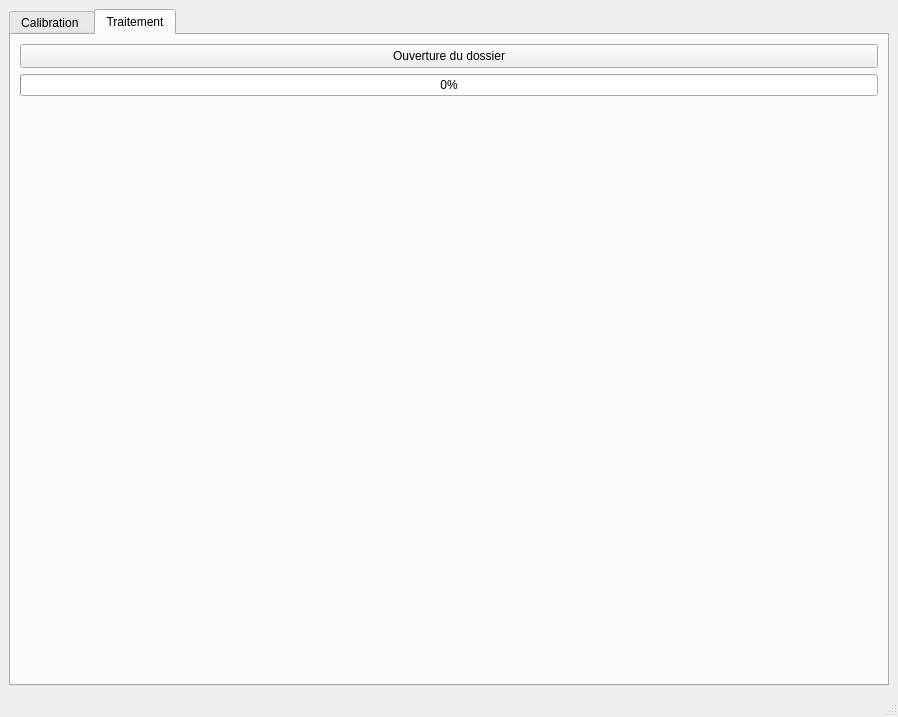
Before: the Qt Designer form mainwindow.ui in siul1400/QT_IET, drawn with Qt 5.
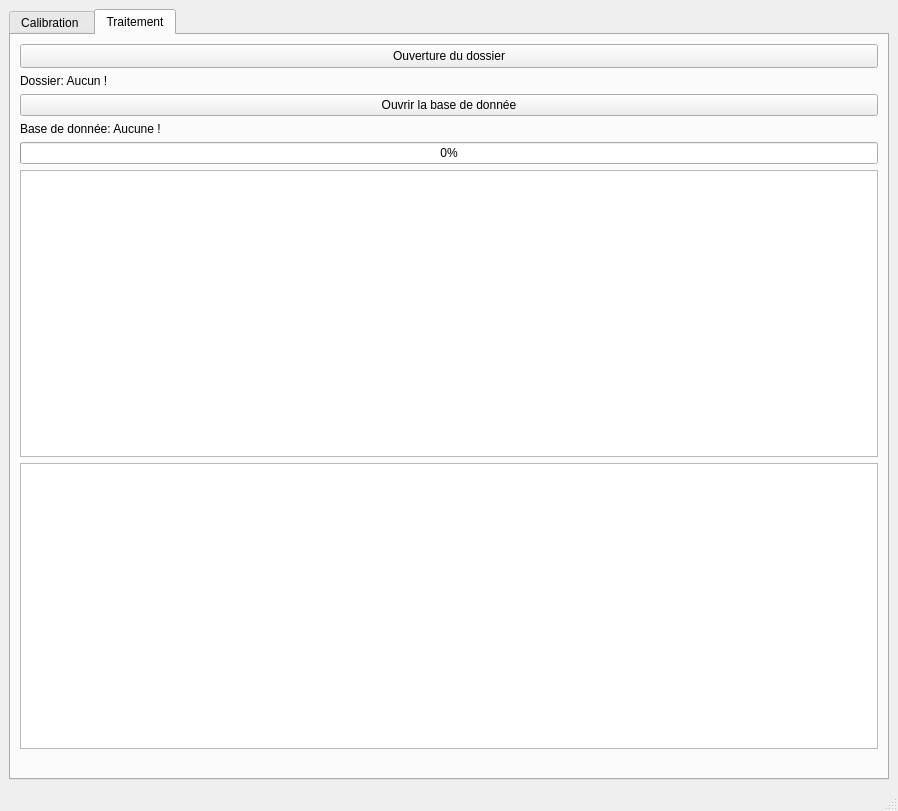
After: the same form once the commit is applied.

```diff
--- a/mainwindow.ui
+++ b/mainwindow.ui
@@ -7,7 +7,7 @@
     <x>0</x>
     <y>0</y>
     <width>898</width>
-    <height>717</height>
+    <height>811</height>
    </rect>
   </property>
   <property name="minimumSize">
@@ -152,23 +152,20 @@
         <string>Traitement</string>
        </attribute>
        <layout class="QGridLayout" name="gridLayout_3">
-        <item row="2" column="0">
+        <item row="1" column="0">
+         <widget class="QLabel" name="label_6">
+          <property name="text">
+           <string>Dossier: Aucun !</string>
+          </property>
+         </widget>
+        </item>
+        <item row="7" column="0">
          <widget class="QLabel" name="imageLabel">
           <property name="text">
            <string/>
           </property>
          </widget>
         </item>
-        <item row="1" column="0">
-         <widget class="QProgressBar" name="progressBar">
-          <property name="maximum">
-           <number>35</number>
-          </property>
-          <property name="value">
-           <number>0</number>
-          </property>
-         </widget>
-        </item>
         <item row="0" column="0">
          <widget class="QPushButton" name="openFileButton">
           <property name="enabled">
@@ -191,6 +188,47 @@
           </property>
          </widget>
         </item>
+        <item row="4" column="0">
+         <widget class="QProgressBar" name="progressBar">
+          <property name="maximum">
+           <number>35</number>
+          </property>
+          <property name="value">
+           <number>0</number>
+          </property>
+         </widget>
+        </item>
+        <item row="5" column="0">
+         <widget class="QTableWidget" name="tableWidget">
+          <property name="editTriggers">
+           <set>QAbstractItemView::NoEditTriggers</set>
+          </property>
+          <property name="dragEnabled">
+           <bool>false</bool>
+          </property>
+         </widget>
+        </item>
+        <item row="3" column="0">
+         <widget class="QLabel" name="label_5">
+          <property name="text">
+           <string>Base de donnée: Aucune !</string>
+          </property>
+         </widget>
+        </item>
+        <item row="2" column="0">
+         <widget class="QPushButton" name="openDbButton">
+          <property name="text">
+           <string>Ouvrir la base de donnée</string>
+          </property>
+         </widget>
+        </item>
+        <item row="6" column="0">
+         <widget class="QTableWidget" name="tableWidget_2">
+          <property name="editTriggers">
+           <set>QAbstractItemView::NoEditTriggers</set>
+          </property>
+         </widget>
+        </item>
        </layout>
       </widget>
      </widget>
```
